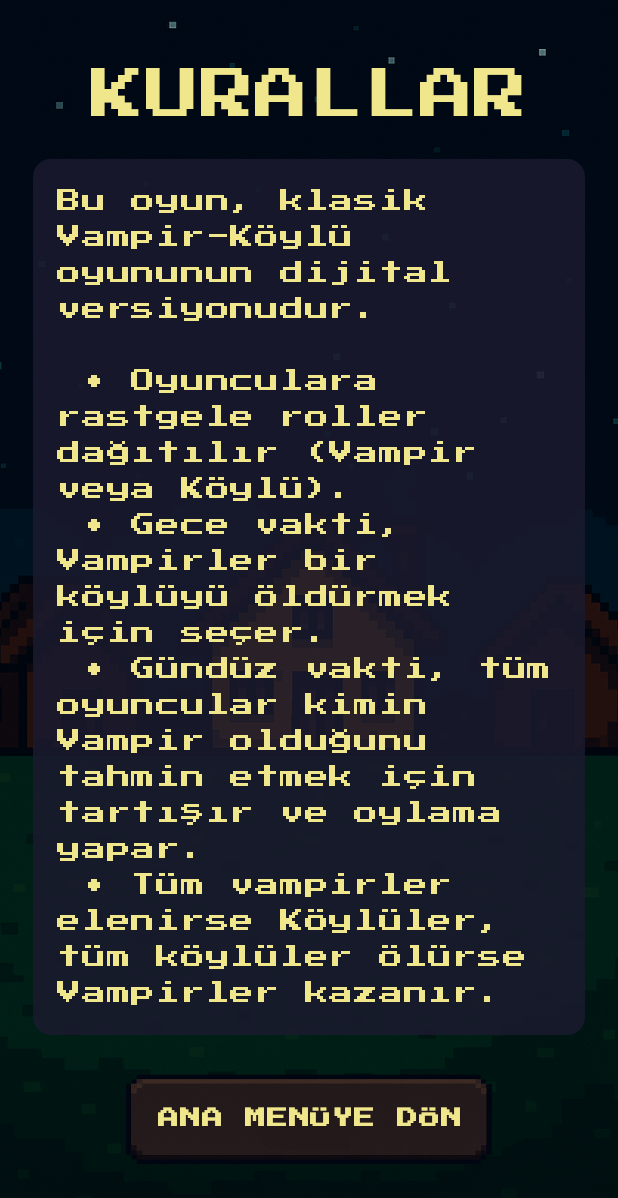
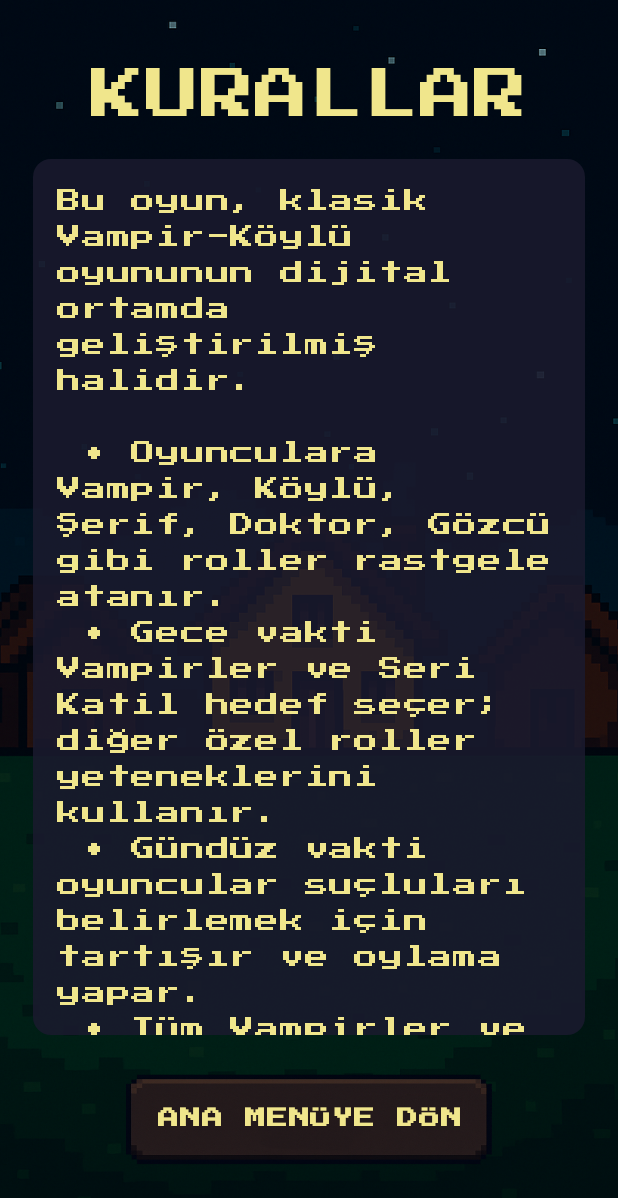
Before and after one commit to emirelci/vampire_koylu, an Android app built with Jetpack Compose: the RuleScreen screen opened through its navigation route, on a phone screen of 412 x 824 dp. Shown: the top 1198 px of the screen. Run offline under Robolectric (Android 15) with nearby library versions, the phone set to English and light mode, and no system bars; our stand-ins replace AdMob, window size class; libraries missing offline, so code that uses them is left out: com.android.billingclient; 2 statements that could not run were skipped.

Commit message:
Add Banner Ads

```diff
--- a/app/build.gradle.kts
+++ b/app/build.gradle.kts
@@ -14,8 +14,8 @@ android {
         applicationId = "com.ee.vampirkoylu"
         minSdk = 24
         targetSdk = 34
-        versionCode = 2
-        versionName = "1.1"
+        versionCode = 3
+        versionName = "0.6.0"
 
         testInstrumentationRunner = "androidx.test.runner.AndroidJUnitRunner"
         vectorDrawables {
--- a/app/src/main/AndroidManifest.xml
+++ b/app/src/main/AndroidManifest.xml
@@ -3,7 +3,7 @@
     xmlns:tools="http://schemas.android.com/tools">
 
     <uses-permission android:name="com.android.vending.BILLING" />
-
+    <uses-permission android:name="com.google.android.gms.permission.AD_ID" />
 
     <application
         android:allowBackup="true"
--- a/app/src/main/java/com/ee/vampirkoylu/MainActivity.kt
+++ b/app/src/main/java/com/ee/vampirkoylu/MainActivity.kt
@@ -16,12 +16,11 @@ import androidx.compose.runtime.collectAsState
 import androidx.compose.runtime.getValue
 import androidx.compose.ui.Alignment
 import androidx.compose.ui.Modifier
-import androidx.compose.ui.tooling.preview.Preview
 import androidx.lifecycle.lifecycleScope
 import androidx.navigation.compose.rememberNavController
 import com.ee.vampirkoylu.ui.navigation.NavGraph
 import com.ee.vampirkoylu.ui.theme.VampirKoyluTheme
-import kotlinx.coroutines.launch
+import com.google.android.gms.ads.MobileAds
 
 class MainActivity : ComponentActivity() {
 
@@ -32,6 +31,8 @@ class MainActivity : ComponentActivity() {
         super.onCreate(savedInstanceState)
 
         actionBar?.hide()
+
+        MobileAds.initialize(this)
 
         // StoreManager'ı önce oluştur
         storeManager = StoreManager(this)
--- a/app/src/main/java/com/ee/vampirkoylu/ui/navigation/NavGraph.kt
+++ b/app/src/main/java/com/ee/vampirkoylu/ui/navigation/NavGraph.kt
@@ -334,9 +334,12 @@ object NavGraph {
 
             composable(Screen.GameOver.route) {
                 val gameState by gameViewModel.gameState.collectAsState()
+                val isPlusUser by storeManager.isPlusUser.collectAsState(initial = false)
+
                 gameState.gameResult?.let { result ->
                     GameOverScreen(
                         gameResult = result,
+                        isPlusUser = isPlusUser,
                         onBackToMenu = {
                             gameViewModel.resetGame()
                             navController.navigate(Screen.Home.route) {
--- a/app/src/main/java/com/ee/vampirkoylu/ui/screens/GameSetupScreen.kt
+++ b/app/src/main/java/com/ee/vampirkoylu/ui/screens/GameSetupScreen.kt
@@ -616,7 +616,7 @@ fun GameSetupScreen(
                                     }
                                 )
 
-                                if (!isPlusUser) {
+                                if (isPlusUser) {
                                 RoleCountSelector(
                                     title = stringResource(id = R.string.vote_saboteur_count),
                                     count = saboteurCount,
--- a/app/src/main/java/com/ee/vampirkoylu/ui/screens/RoleRevealScreen.kt
+++ b/app/src/main/java/com/ee/vampirkoylu/ui/screens/RoleRevealScreen.kt
@@ -57,7 +57,7 @@ fun RoleRevealScreen(
             horizontalAlignment = Alignment.CenterHorizontally,
             verticalArrangement = Arrangement.Center
         ) {
-            if (revealed) {
+            if (!revealed) {
 
                 PassDeviceScreen(
                     playerName = playerName,
--- a/app/src/main/res/values/strings.xml
+++ b/app/src/main/res/values/strings.xml
@@ -119,11 +119,12 @@
 
     <!-- Kurallar -->
     <string name="rules_title">KURALLAR</string>
-    <string name="rules_text">Bu oyun, klasik Vampir-Köylü oyununun dijital versiyonudur.\n\n
-        • Oyunculara rastgele roller dağıtılır (Vampir veya Köylü).\n
-        • Gece vakti, Vampirler bir köylüyü öldürmek için seçer.\n
-        • Gündüz vakti, tüm oyuncular kimin Vampir olduğunu tahmin etmek için tartışır ve oylama yapar.\n
-        • Tüm vampirler elenirse Köylüler, tüm köylüler ölürse Vampirler kazanır.\n\n
+    <string name="rules_text">Bu oyun, klasik Vampir-Köylü oyununun dijital ortamda geliştirilmiş halidir.\n\n
+        • Oyunculara Vampir, Köylü, Şerif, Doktor, Gözcü gibi roller rastgele atanır.\n
+        • Gece vakti Vampirler ve Seri Katil hedef seçer; diğer özel roller yeteneklerini kullanır.\n
+        • Gündüz vakti oyuncular suçluları belirlemek için tartışır ve oylama yapar.\n
+        • Tüm Vampirler ve Seri Katil elenirse Köylüler kazanır; Köylüler yok olursa Vampirler kazanır. Seri Katilin hedefi tek başına hayatta kalmaktır.\n
+        • Plus paketi ile Sahtekar, Otopsir, Nöbetçi, Deli ve Büyücü gibi ek roller oyuna dahil olur.\n\n
         Not: Uygulama tüm süreci yönetir, moderatöre gerek yoktur.
     </string>
 
```
Also changed, not shown: app/src/main/java/com/ee/vampirkoylu/ui/screens/GameOverScreen.kt (+50 -0 lines).
